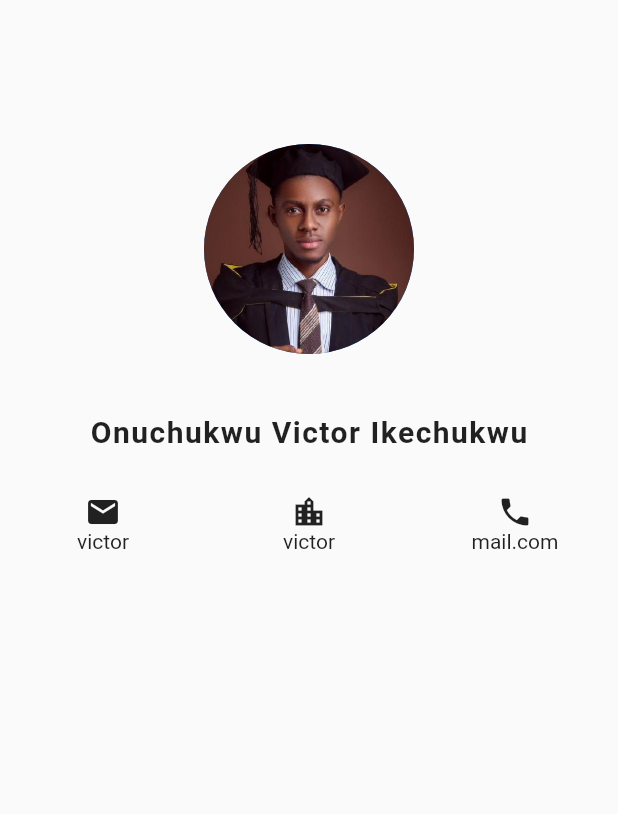
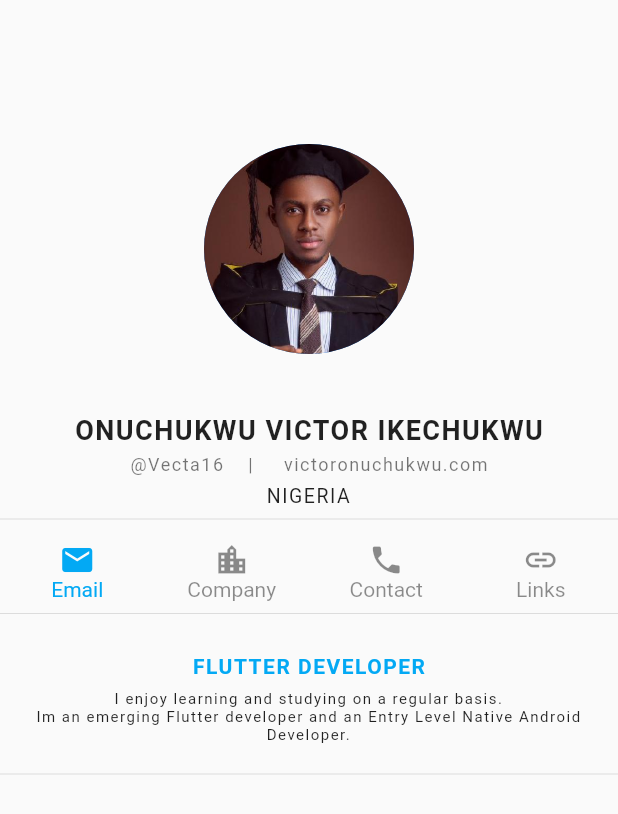
Before and after one commit to vectaaa/profiler, a Flutter app: the screen it shows after launch, on a phone screen of 412 x 824 dp. Shown: the top 814 px of the screen. Run offline on Flutter 3.47's test engine with Material 2 defaults, Android fonts, the phone set to English and light mode, and no system bars.

Commit message:
new commit

```diff
--- a/flutter_profiler/lib/main.dart
+++ b/flutter_profiler/lib/main.dart
@@ -30,21 +30,47 @@ class Home extends StatelessWidget {
         ),
          Padding(
           padding: EdgeInsets.only(top: 10.0),
-          child: Text('Onuchukwu Victor Ikechukwu',
+          child: Text('ONUCHUKWU VICTOR IKECHUKWU',
           style: TextStyle(
-            fontSize: 20.0,
+            fontSize: 18.0,
             fontWeight: FontWeight.bold,
             letterSpacing: 1.0
           ),),
         ),
-         SizedBox(height: 30,),
+         SizedBox(height: 5,),
+        Padding(
+          padding: EdgeInsets.only(top: 1.0),
+          child: Text('@Vecta16    |     victoronuchukwu.com',
+            style: TextStyle(
+                color: Colors.black54,
+                fontSize: 12.0,
+                letterSpacing: 1.0
+
+            ),
+          ),
+        ),
+        Padding(
+          padding: EdgeInsets.only(top: 6.0),
+          child: Text('NIGERIA',
+            textAlign: TextAlign.center,
+            style: TextStyle(
+                fontSize: 13.0,
+                letterSpacing: 1.0
+            ),),
+        ),
+        Divider(
+        ),
+
+        SizedBox(height: 7,),
          Row(
           children: <Widget>[
 
             Expanded(child: Column(
               children: <Widget>[
-                Icon(Icons.email),
-                Text('victor'),
+                Icon(Icons.email,
+                    color: Colors.lightBlue),
+                Text('Email',
+                  style: TextStyle(color: Colors.lightBlue),),
               ],
             )
             ),
@@ -52,8 +78,11 @@ class Home extends StatelessWidget {
             Column(
               children: <Widget>[
 
-                  Icon(Icons.location_city),
-                  Text('victor'),
+                  Icon(Icons.location_city,
+                  color: Colors.black45),
+                  Text('Company',
+                    style: TextStyle(color: Colors.black45),
+                  ),
                 ]
               )
             ),
@@ -62,16 +91,52 @@ class Home extends StatelessWidget {
 
           Expanded(child: Column(
               children: <Widget>[
-                Icon(Icons.phone),
-                Text('mail.com'),
-              ],
+                Icon(Icons.phone,
+                color: Colors.black45,),
+                Text('Contact',
+                style: TextStyle(color: Colors.black45),
+                )],
             )
           ),
+
+            Expanded(child: Column(
+              children: <Widget>[
+                Icon(Icons.link,  color: Colors.black45,),
+                Text('Links',
+                  style: TextStyle(color: Colors.black45),
+                )],
+            )
+            ),
           ],
          ),
 
 
 
+        Divider(
+        ),
+        Padding(
+          padding: EdgeInsets.only(top: 19.0),
+          child: Text('FLUTTER DEVELOPER',
+            style: TextStyle(
+                color: Colors.lightBlue,
+                fontSize: 14.0,
+                fontWeight: FontWeight.bold,
+                letterSpacing: 1.0
+            ),),
+        ),
+        Padding(
+          padding: EdgeInsets.only(top: 8.0, bottom: 12.0),
+          child: Text('I enjoy learning and studying on a regular basis. \nIm an emerging Flutter developer and an Entry Level Native Android Developer.',
+            textAlign: TextAlign.center,
+            style: TextStyle(
+                fontSize: 10.0,
+                letterSpacing: 1.0
+            ),),
+        ),
+
+        Divider()
+
+
     ]));
   }
 }
```
